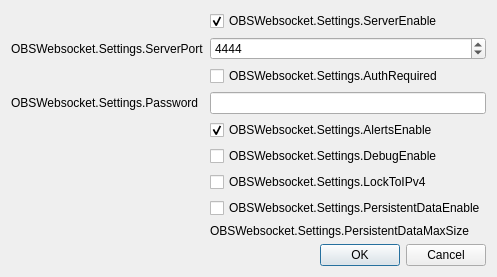
This is src/forms/settings-dialog.ui in obsproject/obs-websocket as Qt 5 draws it before an edit. The edited form follows.
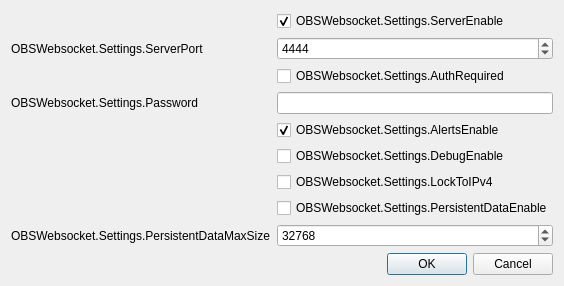
This is the edited form.

Commit message: ui(settings-dialog): fix form

Diff of the .ui file:
```diff
--- a/src/forms/settings-dialog.ui
+++ b/src/forms/settings-dialog.ui
@@ -116,13 +116,26 @@
 				 </property>
 			 </widget>
 		 </item>
-		 <item row="10" column="1">
+	 <item row="10" column="0">
 			<widget class="QLabel" name="lbl_persistentDataMaxSize">
 			 <property name="text">
 				<string>OBSWebsocket.Settings.PersistentDataMaxSize</string>
 			 </property>
 			</widget>
 		 </item>
+	 <item row="10" column="1">
+	  <widget class="QSpinBox" name="persistentDataMaxSize">
+	   <property name="minimum">
+		<number>0</number>
+	   </property>
+	   <property name="maximum">
+		<number>9999999</number>
+	   </property>
+	   <property name="value">
+		<number>32768</number>
+	   </property>
+	  </widget>
+	 </item>
     </layout>
    </item>
    <item>
```
Lines whose indentation alone changed are shown as unchanged.
